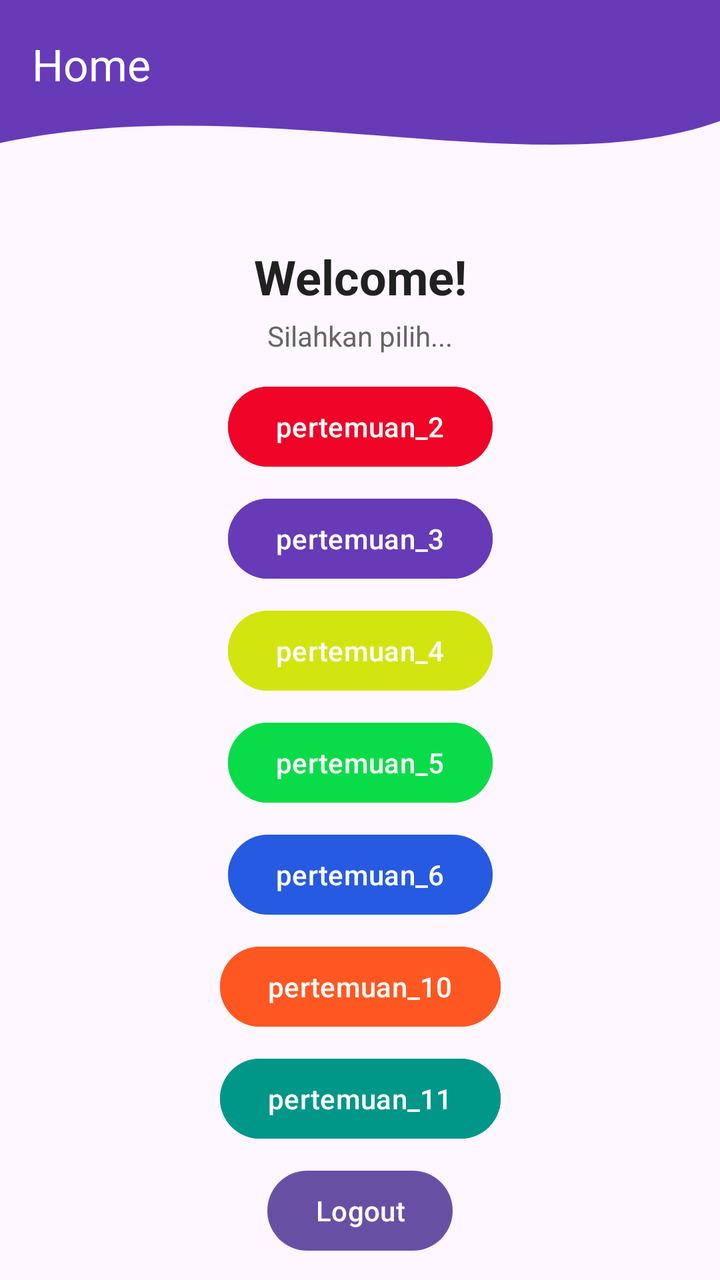
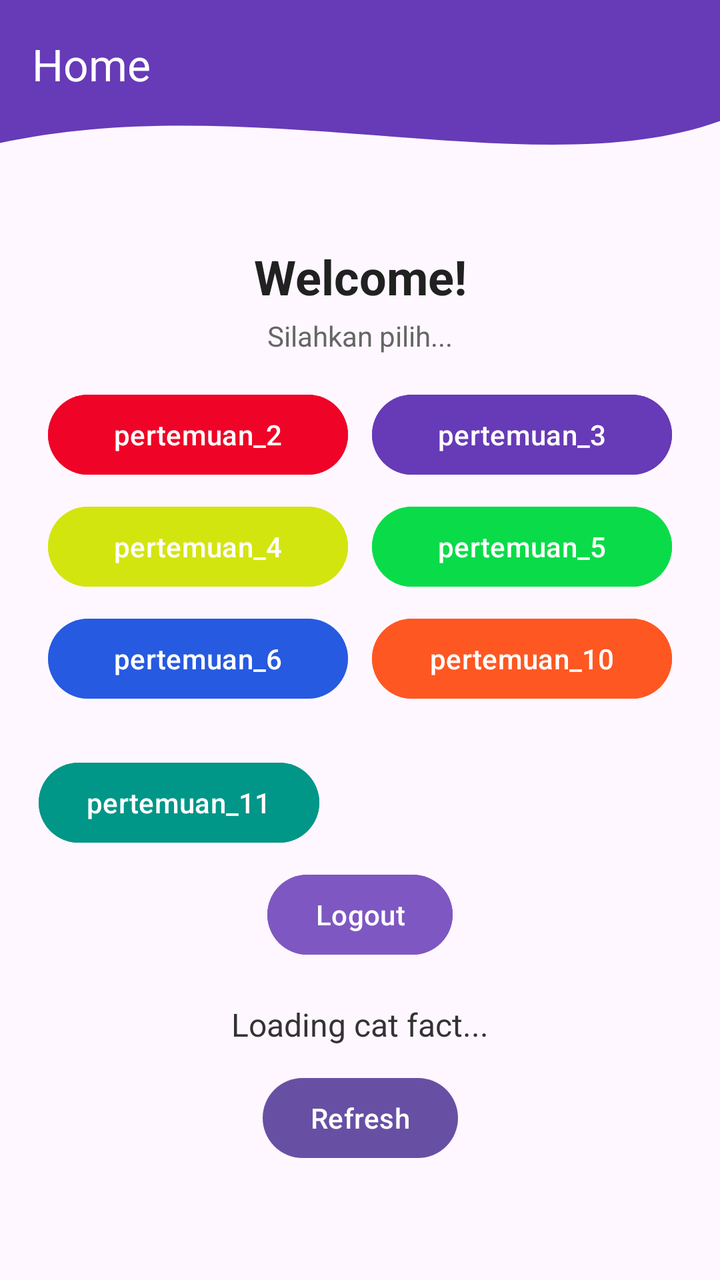

The first picture is an Android layout as it rendered before a commit; the second is the same layout after the commit. The layout source and the unified diff follow.
<!-- AndroidManifest.xml: application theme Theme.Marsnovrizal -->
<!-- res/layout/fragment_home.xml -->
<?xml version="1.0" encoding="utf-8"?>
<androidx.constraintlayout.widget.ConstraintLayout xmlns:android="http://schemas.android.com/apk/res/android"
    xmlns:app="http://schemas.android.com/apk/res-auto"
    xmlns:tools="http://schemas.android.com/tools"
    android:layout_width="match_parent"
    android:layout_height="match_parent"
    tools:context=".Home.HomeFragment">

    <androidx.core.widget.NestedScrollView
        android:layout_width="0dp"
        android:layout_height="0dp"
        android:clipToPadding="false"
        android:paddingBottom="32dp"
        app:layout_constraintBottom_toBottomOf="parent"
        app:layout_constraintEnd_toEndOf="parent"
        app:layout_constraintStart_toStartOf="parent"
        app:layout_constraintTop_toTopOf="parent">

        <androidx.constraintlayout.widget.ConstraintLayout
            android:layout_width="match_parent"
            android:layout_height="wrap_content">

            <View
                android:id="@+id/background_header"
                android:layout_width="0dp"
                android:layout_height="110dp"
                android:background="@drawable/bg_header_wave"
                app:layout_constraintEnd_toEndOf="parent"
                app:layout_constraintStart_toStartOf="parent"
                app:layout_constraintTop_toTopOf="parent" />

            <androidx.appcompat.widget.Toolbar
                android:id="@+id/toolbar"
                android:layout_width="0dp"
                android:layout_height="?attr/actionBarSize"
                android:background="@android:color/transparent"
                app:layout_constraintEnd_toEndOf="parent"
                app:layout_constraintStart_toStartOf="parent"
                app:layout_constraintTop_toTopOf="parent"
                app:title="Home"
                app:titleTextColor="@android:color/white" />

            <TextView
                android:id="@+id/tvWelcome"
                android:layout_width="wrap_content"
                android:layout_height="wrap_content"
                android:layout_marginTop="12dp"
                android:text="Welcome!"
                android:textColor="#212121"
                android:textSize="24sp"
                android:textStyle="bold"
                app:layout_constraintEnd_toEndOf="parent"
                app:layout_constraintStart_toStartOf="parent"
                app:layout_constraintTop_toBottomOf="@+id/background_header" />

            <TextView
                android:id="@+id/tvSubtitle"
                android:layout_width="wrap_content"
                android:layout_height="wrap_content"
                android:layout_marginTop="4dp"
                android:text="Silahkan pilih..."
                android:textColor="#666666"
                android:textSize="14sp"
                app:layout_constraintEnd_toEndOf="parent"
                app:layout_constraintStart_toStartOf="parent"
                app:layout_constraintTop_toBottomOf="@+id/tvWelcome" />

            <Button
                android:id="@+id/btnToSecond"
                android:layout_width="wrap_content"
                android:layout_height="wrap_content"
                android:layout_marginTop="12dp"
                android:backgroundTint="#EF0327"
                android:text="pertemuan_2"
                app:layout_constraintEnd_toEndOf="parent"
                app:layout_constraintStart_toStartOf="parent"
                app:layout_constraintTop_toBottomOf="@+id/tvSubtitle" />

            <Button
                android:id="@+id/btnToThird"
                android:layout_width="wrap_content"
                android:layout_height="wrap_content"
                android:layout_marginTop="8dp"
                android:backgroundTint="#673AB7"
                android:text="pertemuan_3"
                app:layout_constraintEnd_toEndOf="parent"
                app:layout_constraintStart_toStartOf="parent"
                app:layout_constraintTop_toBottomOf="@+id/btnToSecond" />

            <Button
                android:id="@+id/btnToFourth"
                android:layout_width="wrap_content"
                android:layout_height="wrap_content"
                android:layout_marginTop="8dp"
                android:backgroundTint="#F7D3E60F"
                android:text="pertemuan_4"
                app:layout_constraintEnd_toEndOf="parent"
                app:layout_constraintStart_toStartOf="parent"
                app:layout_constraintTop_toBottomOf="@+id/btnToThird" />

            <Button
                android:id="@+id/btnToFifth"
                android:layout_width="wrap_content"
                android:layout_height="wrap_content"
                android:layout_marginTop="8dp"
                android:backgroundTint="#09DC48"
                android:text="pertemuan_5"
                app:layout_constraintEnd_toEndOf="parent"
                app:layout_constraintStart_toStartOf="parent"
                app:layout_constraintTop_toBottomOf="@+id/btnToFourth" />

            <Button
                android:id="@+id/btnToSixth"
                android:layout_width="wrap_content"
                android:layout_height="wrap_content"
                android:layout_marginTop="8dp"
                android:backgroundTint="#A50945DC"
                android:text="pertemuan_6"
                app:layout_constraintEnd_toEndOf="parent"
                app:layout_constraintStart_toStartOf="parent"
                app:layout_constraintTop_toBottomOf="@+id/btnToFifth" />

            <Button
                android:id="@+id/btnToTenth"
                android:layout_width="wrap_content"
                android:layout_height="wrap_content"
                android:layout_marginTop="8dp"
                android:backgroundTint="#FF5722"
                android:text="pertemuan_10"
                app:layout_constraintEnd_toEndOf="parent"
                app:layout_constraintStart_toStartOf="parent"
                app:layout_constraintTop_toBottomOf="@+id/btnToSixth" />

            <Button
                android:id="@+id/btnToEleventh"
                android:layout_width="wrap_content"
                android:layout_height="wrap_content"
                android:layout_marginTop="8dp"
                android:backgroundTint="#009688"
                android:text="pertemuan_11"
                app:layout_constraintEnd_toEndOf="parent"
                app:layout_constraintStart_toStartOf="parent"
                app:layout_constraintTop_toBottomOf="@+id/btnToTenth" />

            <Button
                android:id="@+id/btnLogout"
                android:layout_width="wrap_content"
                android:layout_height="wrap_content"
                android:layout_marginTop="8dp"
                android:text="Logout"
                app:layout_constraintEnd_toEndOf="parent"
                app:layout_constraintStart_toStartOf="parent"
                app:layout_constraintTop_toBottomOf="@+id/btnToEleventh" />

            <TextView
                android:id="@+id/tvCatFact"
                android:layout_width="0dp"
                android:layout_height="wrap_content"
                android:layout_marginStart="24dp"
                android:layout_marginTop="20dp"
                android:layout_marginEnd="24dp"
                android:gravity="center"
                android:text="Loading cat fact..."
                android:textAlignment="center"
                android:textColor="#333333"
                android:textSize="16sp"
                app:layout_constraintEnd_toEndOf="parent"
                app:layout_constraintStart_toStartOf="parent"
                app:layout_constraintTop_toBottomOf="@+id/btnLogout" />

            <Button
                android:id="@+id/btnRefresh"
                android:layout_width="wrap_content"
                android:layout_height="wrap_content"
                android:layout_marginTop="12dp"
                android:text="Refresh"
                app:layout_constraintEnd_toEndOf="parent"
                app:layout_constraintStart_toStartOf="parent"
                app:layout_constraintTop_toBottomOf="@+id/tvCatFact" />

        </androidx.constraintlayout.widget.ConstraintLayout>

    </androidx.core.widget.NestedScrollView>

</androidx.constraintlayout.widget.ConstraintLayout>
<!-- resources referenced by this layout -->
<resources>
  <!-- drawable bg_header_wave (drawable) -->
  <vector xmlns:android="http://schemas.android.com/apk/res/android"
      android:width="100dp"
      android:height="100dp"
      android:viewportWidth="100"
      android:viewportHeight="100">
  
      <path
          android:fillColor="#673AB7"
          android:pathData="
              M0,0
              L100,0
              L100,55
              C 75,85
                35,40
                0,65
              Z" />
  </vector>
  <style name="Theme.Marsnovrizal" parent="Base.Theme.Marsnovrizal" />
  <style name="Base.Theme.Marsnovrizal" parent="Theme.Material3.DayNight.NoActionBar">
          
          
      </style>
</resources>

<!-- the commit's change to res/layout/fragment_home.xml (unified diff, before → after) -->
@@ -67,86 +67,97 @@
 
             <Button
                 android:id="@+id/btnToSecond"
-                android:layout_width="wrap_content"
-                android:layout_height="wrap_content"
-                android:layout_marginTop="12dp"
+                android:layout_width="0dp"
+                android:layout_height="wrap_content"
+                android:layout_marginStart="24dp"
+                android:layout_marginTop="16dp"
+                android:layout_marginEnd="6dp"
                 android:backgroundTint="#EF0327"
                 android:text="pertemuan_2"
-                app:layout_constraintEnd_toEndOf="parent"
+                app:layout_constraintEnd_toStartOf="@+id/btnToThird"
                 app:layout_constraintStart_toStartOf="parent"
                 app:layout_constraintTop_toBottomOf="@+id/tvSubtitle" />
 
             <Button
                 android:id="@+id/btnToThird"
-                android:layout_width="wrap_content"
-                android:layout_height="wrap_content"
-                android:layout_marginTop="8dp"
+                android:layout_width="0dp"
+                android:layout_height="wrap_content"
+                android:layout_marginStart="6dp"
+                android:layout_marginEnd="24dp"
                 android:backgroundTint="#673AB7"
                 android:text="pertemuan_3"
                 app:layout_constraintEnd_toEndOf="parent"
-                app:layout_constraintStart_toStartOf="parent"
-                app:layout_constraintTop_toBottomOf="@+id/btnToSecond" />
+                app:layout_constraintStart_toEndOf="@+id/btnToSecond"
+                app:layout_constraintTop_toTopOf="@+id/btnToSecond" />
 
             <Button
                 android:id="@+id/btnToFourth"
-                android:layout_width="wrap_content"
-                android:layout_height="wrap_content"
+                android:layout_width="0dp"
+                android:layout_height="wrap_content"
+                android:layout_marginStart="24dp"
                 android:layout_marginTop="8dp"
+                android:layout_marginEnd="6dp"
                 android:backgroundTint="#F7D3E60F"
                 android:text="pertemuan_4"
-                app:layout_constraintEnd_toEndOf="parent"
-                app:layout_constraintStart_toStartOf="parent"
-                app:layout_constraintTop_toBottomOf="@+id/btnToThird" />
+                app:layout_constraintEnd_toStartOf="@+id/btnToFifth"
+                app:layout_constraintStart_toStartOf="parent"
+                app:layout_constraintTop_toBottomOf="@+id/btnToSecond" />
 
             <Button
                 android:id="@+id/btnToFifth"
-                android:layout_width="wrap_content"
-                android:layout_height="wrap_content"
-                android:layout_marginTop="8dp"
+                android:layout_width="0dp"
+                android:layout_height="wrap_content"
+                android:layout_marginStart="6dp"
+                android:layout_marginEnd="24dp"
                 android:backgroundTint="#09DC48"
                 android:text="pertemuan_5"
                 app:layout_constraintEnd_toEndOf="parent"
-                app:layout_constraintStart_toStartOf="parent"
-                app:layout_constraintTop_toBottomOf="@+id/btnToFourth" />
+                app:layout_constraintStart_toEndOf="@+id/btnToFourth"
+                app:layout_constraintTop_toTopOf="@+id/btnToFourth" />
 
             <Button
                 android:id="@+id/btnToSixth"
-                android:layout_width="wrap_content"
-                android:layout_height="wrap_content"
+                android:layout_width="0dp"
+                android:layout_height="wrap_content"
+                android:layout_marginStart="24dp"
                 android:layout_marginTop="8dp"
+                android:layout_marginEnd="6dp"
                 android:backgroundTint="#A50945DC"
                 android:text="pertemuan_6"
-                app:layout_constraintEnd_toEndOf="parent"
-                app:layout_constraintStart_toStartOf="parent"
-                app:layout_constraintTop_toBottomOf="@+id/btnToFifth" />
+                app:layout_constraintEnd_toStartOf="@+id/btnToTenth"
+                app:layout_constraintStart_toStartOf="parent"
+                app:layout_constraintTop_toBottomOf="@+id/btnToFourth" />
 
             <Button
                 android:id="@+id/btnToTenth"
-                android:layout_width="wrap_content"
-                android:layout_height="wrap_content"
-                android:layout_marginTop="8dp"
+                android:layout_width="0dp"
+                android:layout_height="wrap_content"
+                android:layout_marginStart="6dp"
+                android:layout_marginEnd="24dp"
                 android:backgroundTint="#FF5722"
                 android:text="pertemuan_10"
                 app:layout_constraintEnd_toEndOf="parent"
-                app:layout_constraintStart_toStartOf="parent"
-                app:layout_constraintTop_toBottomOf="@+id/btnToSixth" />
+                app:layout_constraintStart_toEndOf="@+id/btnToSixth"
+                app:layout_constraintTop_toTopOf="@+id/btnToSixth" />
 
             <Button
                 android:id="@+id/btnToEleventh"
                 android:layout_width="wrap_content"
                 android:layout_height="wrap_content"
-                android:layout_marginTop="8dp"
+                android:layout_marginTop="24dp"
                 android:backgroundTint="#009688"
                 android:text="pertemuan_11"
                 app:layout_constraintEnd_toEndOf="parent"
-                app:layout_constraintStart_toStartOf="parent"
-                app:layout_constraintTop_toBottomOf="@+id/btnToTenth" />
+                app:layout_constraintHorizontal_bias="0.088"
+                app:layout_constraintStart_toStartOf="parent"
+                app:layout_constraintTop_toBottomOf="@+id/btnToSixth" />
 
             <Button
                 android:id="@+id/btnLogout"
                 android:layout_width="wrap_content"
                 android:layout_height="wrap_content"
                 android:layout_marginTop="8dp"
+                android:backgroundTint="#7E57C2"
                 android:text="Logout"
                 app:layout_constraintEnd_toEndOf="parent"
                 app:layout_constraintStart_toStartOf="parent"
@@ -178,6 +189,14 @@
                 app:layout_constraintStart_toStartOf="parent"
                 app:layout_constraintTop_toBottomOf="@+id/tvCatFact" />
 
+            <androidx.recyclerview.widget.RecyclerView
+                android:id="@+id/rvGallery"
+                android:layout_width="match_parent"
+                android:layout_height="wrap_content"
+                android:layout_marginTop="16dp"
+                android:padding="8dp"
+                app:layout_constraintTop_toBottomOf="@+id/btnRefresh" />
+
         </androidx.constraintlayout.widget.ConstraintLayout>
 
     </androidx.core.widget.NestedScrollView>
